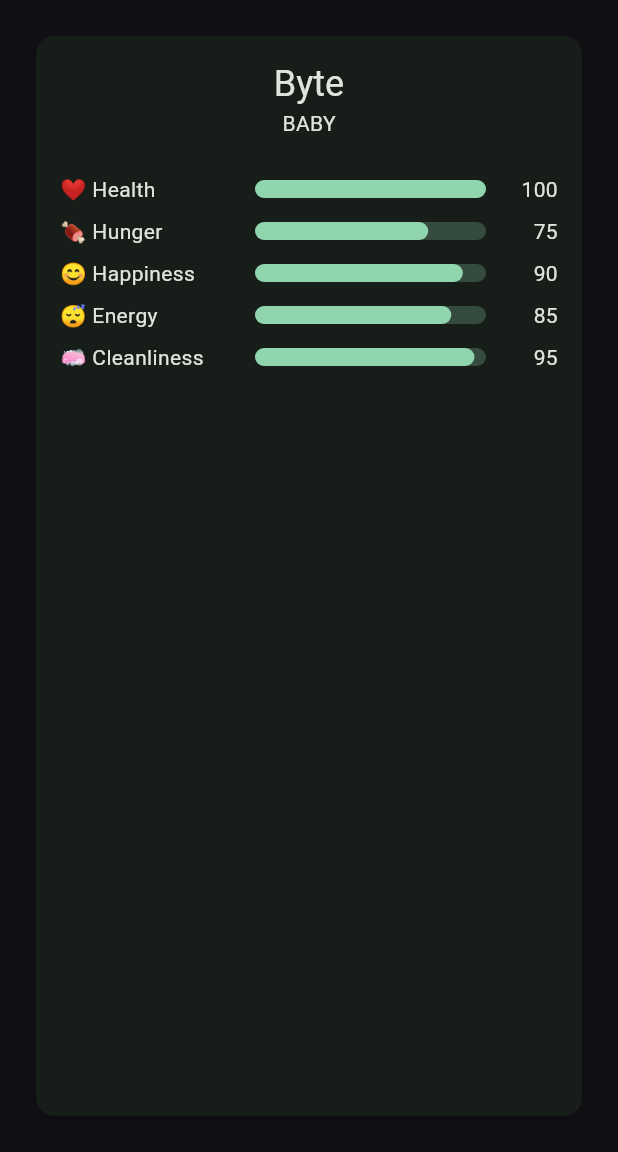
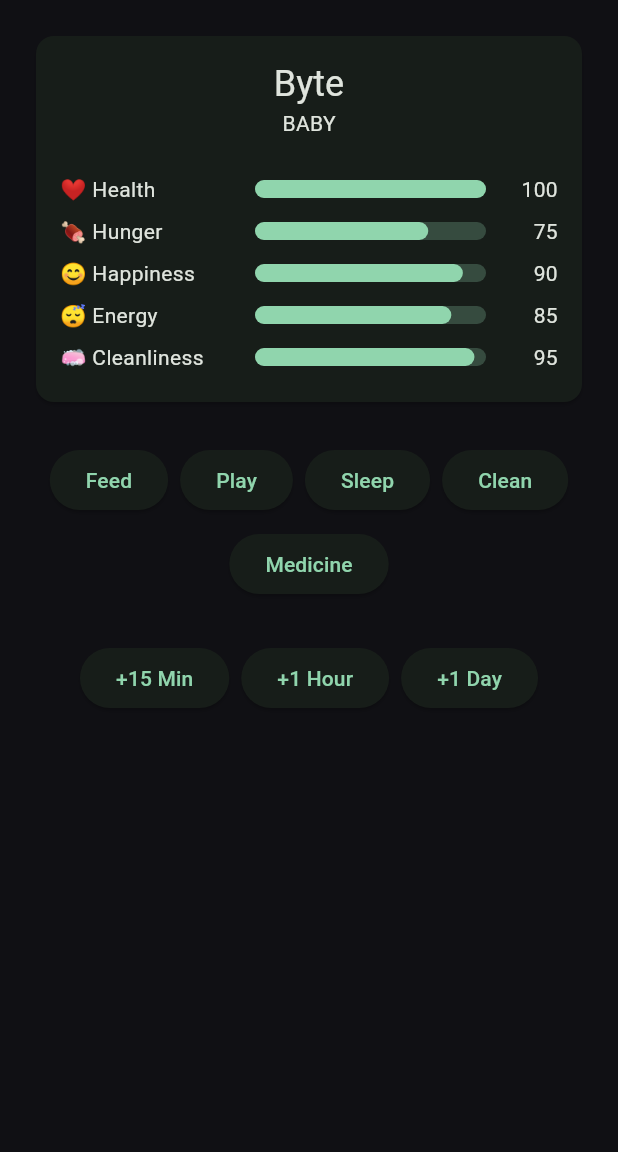
Before and after one commit to fincazerostudio/bytepet, a Flutter app: the screen it shows after launch, on a phone screen of 412 x 824 dp, the part 84-1236 px from its top. Run offline on Flutter 3.47's test engine with Material 3 defaults, Android fonts, the phone set to English and light mode, and no system bars.

Commit message:
Add interactive developer sandbox

```diff
--- a/lib/app/ui/developer_sandbox.dart
+++ b/lib/app/ui/developer_sandbox.dart
@@ -1,15 +1,29 @@
 import 'package:flutter/material.dart';
 
+import '../../game/application/game_session.dart';
 import '../../game/domain/entities/pet.dart';
 import '../../game/domain/entities/stat.dart';
+import '../../game/domain/rules/pet_action_type.dart';
 import 'widgets/pet_status_card.dart';
 
-class DeveloperSandbox extends StatelessWidget {
+class DeveloperSandbox extends StatefulWidget {
   const DeveloperSandbox({super.key});
 
   @override
-  Widget build(BuildContext context) {
-    final pet = Pet(
+  State<DeveloperSandbox> createState() => _DeveloperSandboxState();
+}
+
+class _DeveloperSandboxState extends State<DeveloperSandbox> {
+  late GameSession session;
+
+  @override
+  void initState() {
+    super.initState();
+
+    final now = DateTime.now();
+
+    session = GameSession(
+      pet: Pet(
         name: 'Byte',
         growthStage: GrowthStage.baby,
         hunger: Stat(75),
@@ -17,17 +31,73 @@ class DeveloperSandbox extends StatelessWidget {
         energy: Stat(85),
         health: Stat(100),
         cleanliness: Stat(95),
-      createdAt: DateTime.now(),
-      lastUpdatedAt: DateTime.now(),
+        createdAt: now,
+        lastUpdatedAt: now,
+      ),
     );
+  }
+
+  void action(PetActionType actionType) {
+    setState(() {
+      session.performAction(actionType);
+    });
+  }
+
+  void advance(int minutes) {
+    setState(() {
+      session.advanceMinutes(minutes);
+    });
+  }
+
+  Widget button(String label, VoidCallback onPressed) {
+    return Padding(
+      padding: const EdgeInsets.all(4),
+      child: ElevatedButton(
+        onPressed: onPressed,
+        child: Text(label),
+      ),
+    );
+  }
+
+  @override
+  Widget build(BuildContext context) {
+    final pet = session.pet;
 
     return Scaffold(
       appBar: AppBar(
         title: const Text('BytePet Developer Sandbox'),
       ),
-      body: Padding(
+      body: SingleChildScrollView(
         padding: const EdgeInsets.all(20),
-        child: PetStatusCard(pet: pet),
+        child: Column(
+          children: [
+            PetStatusCard(pet: pet),
+
+            const SizedBox(height: 20),
+
+            Wrap(
+              alignment: WrapAlignment.center,
+              children: [
+                button('Feed', () => action(PetActionType.feed)),
+                button('Play', () => action(PetActionType.play)),
+                button('Sleep', () => action(PetActionType.rest)),
+                button('Clean', () => action(PetActionType.clean)),
+                button('Medicine', () => action(PetActionType.medicine)),
+              ],
+            ),
+
+            const SizedBox(height: 20),
+
+            Wrap(
+              alignment: WrapAlignment.center,
+              children: [
+                button('+15 Min', () => advance(15)),
+                button('+1 Hour', () => advance(60)),
+                button('+1 Day', () => advance(1440)),
+              ],
+            ),
+          ],
+        ),
       ),
     );
   }
```
Lines whose indentation alone changed are shown as unchanged.
